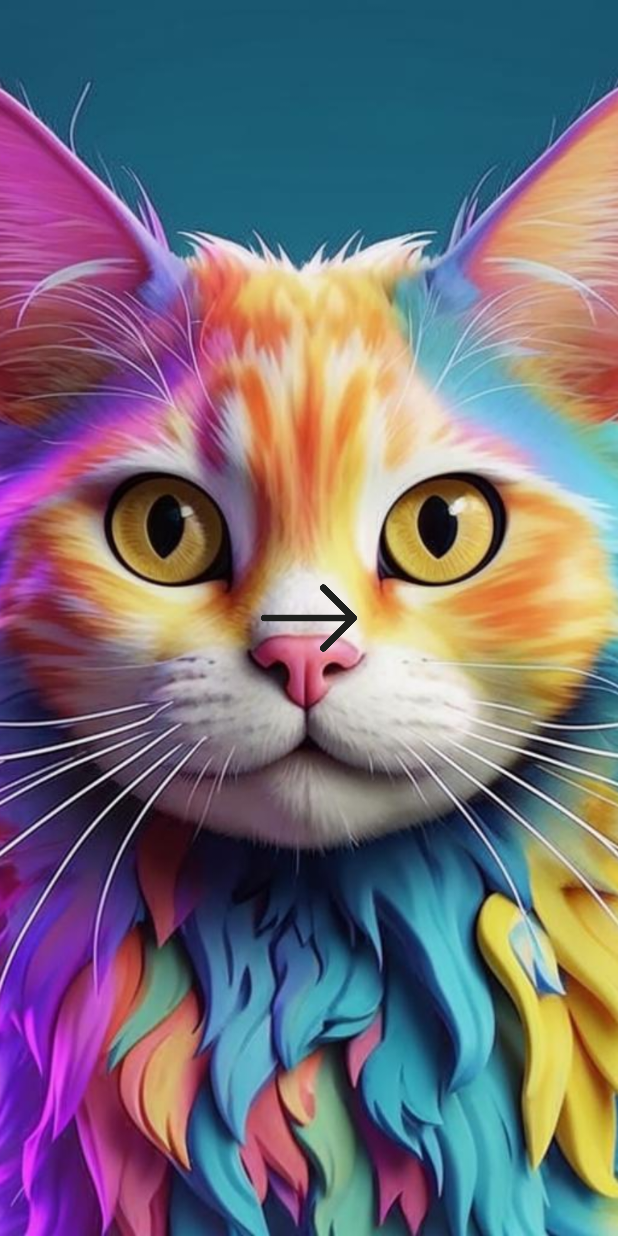
After one commit to ppljc/rmp-lab-work-3, an Android app: the layout activity_main_frame.xml on its own in the app's theme, with its tools: preview values and no code run, on a phone screen of 412 x 824 dp. The commit adds this screen. Run offline under Robolectric (Android 15) with nearby library versions, the phone set to English and light mode, and no system bars.

Commit message:
feat: frame layout method

```diff
--- /dev/null
+++ b/app/src/main/res/layout/activity_main_frame.xml
@@ -0,0 +1,22 @@
+<FrameLayout
+    xmlns:android="http://schemas.android.com/apk/res/android"
+    android:layout_width="match_parent"
+    android:layout_height="match_parent">
+
+    <ImageView
+        android:id="@+id/image_view"
+        android:layout_width="match_parent"
+        android:layout_height="match_parent"
+        android:scaleType="centerCrop"
+        android:src="@drawable/image_one"/>
+
+    <ImageButton
+        android:id="@+id/next_button"
+        android:layout_width="@dimen/arrow_button_size"
+        android:layout_height="@dimen/arrow_button_size"
+        android:layout_gravity="center"
+        android:src="@drawable/arrow_right"
+        android:background="@android:color/transparent"
+        android:scaleType="fitCenter"/>
+
+</FrameLayout>
--- a/app/src/main/res/values/dimens.xml
+++ b/app/src/main/res/values/dimens.xml
@@ -5,4 +5,5 @@
     <dimen name="padding_small">8dp</dimen>
     <dimen name="padding_medium">16dp</dimen>
     <dimen name="margin_small">8dp</dimen>
+    <dimen name="arrow_button_size">64dp</dimen>
 </resources>
```
Also changed, not shown: app/src/main/java/com/example/myapplication3/MainActivity.java (+12 -32 lines), app/src/main/res/drawable/arrow_right.png (added), app/src/main/res/drawable/image_one.png (added), 1 other file.
